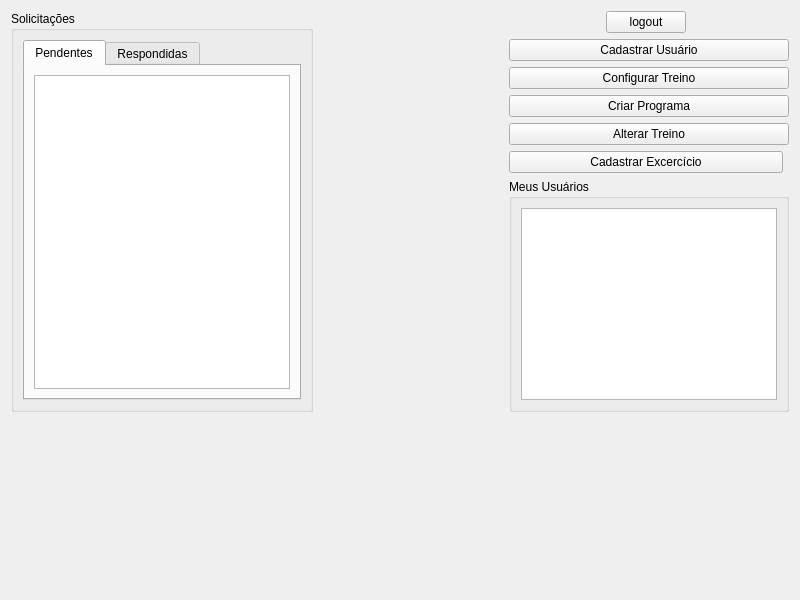
This is PersonalWindow.ui in luizafcamerini/ModelagemSoftware as Qt 5 draws it before an edit. The edited form follows.
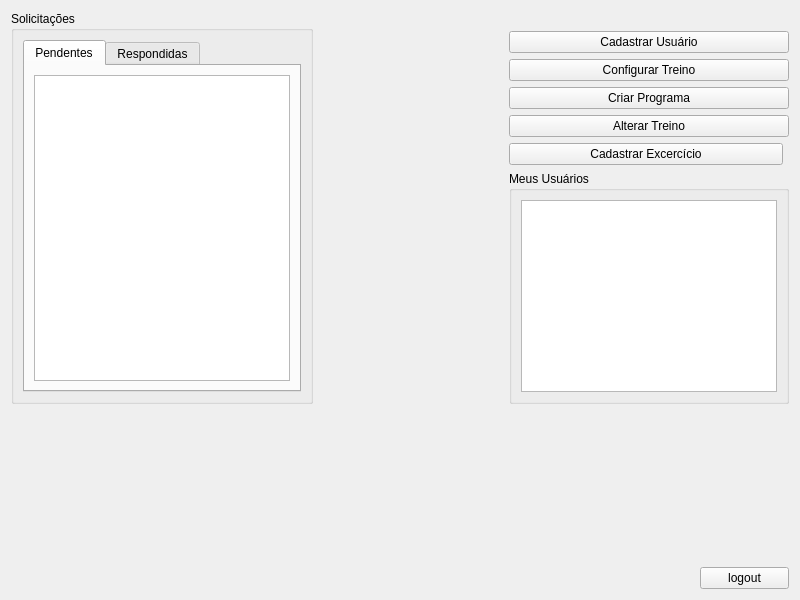
This is the edited form.

The edit to the form file:
```diff
--- a/PersonalWindow.ui
+++ b/PersonalWindow.ui
@@ -14,20 +14,7 @@
    <string>MainWindow</string>
   </property>
   <layout class="QGridLayout" name="gridLayout_3">
-   <item row="0" column="1">
-    <spacer name="horizontalSpacer">
-     <property name="orientation">
-      <enum>Qt::Horizontal</enum>
-     </property>
-     <property name="sizeHint" stdset="0">
-      <size>
-       <width>40</width>
-       <height>20</height>
-      </size>
-     </property>
-    </spacer>
-   </item>
-   <item row="1" column="2">
+   <item row="1" column="4">
     <spacer name="verticalSpacer">
      <property name="orientation">
       <enum>Qt::Vertical</enum>
@@ -79,7 +66,20 @@
      </layout>
     </widget>
    </item>
-   <item row="0" column="2">
+   <item row="0" column="1">
+    <spacer name="horizontalSpacer">
+     <property name="orientation">
+      <enum>Qt::Horizontal</enum>
+     </property>
+     <property name="sizeHint" stdset="0">
+      <size>
+       <width>40</width>
+       <height>20</height>
+      </size>
+     </property>
+    </spacer>
+   </item>
+   <item row="0" column="2" colspan="3">
     <layout class="QGridLayout" name="gridLayout_8">
      <item row="2" column="0" colspan="4">
       <widget class="QPushButton" name="cadastrar_button">
@@ -101,13 +101,6 @@
        </property>
       </spacer>
      </item>
-     <item row="1" column="1">
-      <widget class="QPushButton" name="logout_button">
-       <property name="text">
-        <string>logout</string>
-       </property>
-      </widget>
-     </item>
      <item row="3" column="0" colspan="4">
       <widget class="QPushButton" name="configurar_treino_button">
        <property name="text">
@@ -127,19 +120,6 @@
        </layout>
       </widget>
      </item>
-     <item row="1" column="0">
-      <spacer name="horizontalSpacer_3">
-       <property name="orientation">
-        <enum>Qt::Horizontal</enum>
-       </property>
-       <property name="sizeHint" stdset="0">
-        <size>
-         <width>40</width>
-         <height>20</height>
-        </size>
-       </property>
-      </spacer>
-     </item>
      <item row="5" column="0" colspan="4">
       <widget class="QPushButton" name="alterar_treino_button">
        <property name="text">
@@ -163,6 +143,26 @@
      </item>
     </layout>
    </item>
+   <item row="3" column="0" colspan="4">
+    <spacer name="horizontalSpacer_3">
+     <property name="orientation">
+      <enum>Qt::Horizontal</enum>
+     </property>
+     <property name="sizeHint" stdset="0">
+      <size>
+       <width>40</width>
+       <height>20</height>
+      </size>
+     </property>
+    </spacer>
+   </item>
+   <item row="3" column="4">
+    <widget class="QPushButton" name="logout_button">
+     <property name="text">
+      <string>logout</string>
+     </property>
+    </widget>
+   </item>
   </layout>
  </widget>
  <resources/>
```
